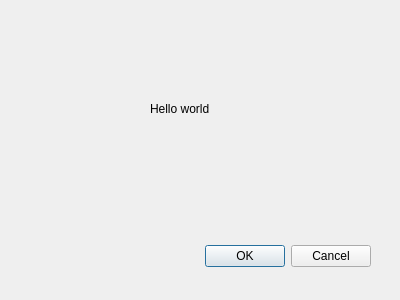
Old version of the form hiddenareadialog.ui in the repository betty2310/CongFung.
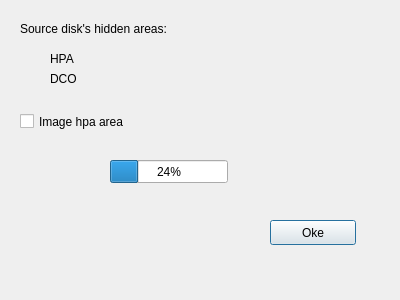
New version of the form.

Commit message: wip: hidden disk area

Diff of the .ui file:
```diff
--- a/hiddenareadialog.ui
+++ b/hiddenareadialog.ui
@@ -13,33 +13,111 @@
   <property name="windowTitle">
    <string>Dialog</string>
   </property>
-  <widget class="QDialogButtonBox" name="buttonBox">
-   <property name="geometry">
-    <rect>
-     <x>30</x>
-     <y>240</y>
-     <width>341</width>
-     <height>32</height>
-    </rect>
-   </property>
-   <property name="orientation">
-    <enum>Qt::Orientation::Horizontal</enum>
-   </property>
-   <property name="standardButtons">
-    <set>QDialogButtonBox::StandardButton::Cancel|QDialogButtonBox::StandardButton::Ok</set>
-   </property>
-  </widget>
   <widget class="QLabel" name="hdareaLabel">
    <property name="geometry">
     <rect>
-     <x>150</x>
-     <y>100</y>
-     <width>91</width>
+     <x>50</x>
+     <y>50</y>
+     <width>141</width>
      <height>17</height>
     </rect>
    </property>
    <property name="text">
-    <string>Hello world</string>
+    <string>HPA</string>
+   </property>
+  </widget>
+  <widget class="QLabel" name="dcoLabel">
+   <property name="geometry">
+    <rect>
+     <x>50</x>
+     <y>70</y>
+     <width>141</width>
+     <height>17</height>
+    </rect>
+   </property>
+   <property name="text">
+    <string>DCO</string>
+   </property>
+  </widget>
+  <widget class="QLabel" name="label">
+   <property name="geometry">
+    <rect>
+     <x>20</x>
+     <y>20</y>
+     <width>181</width>
+     <height>17</height>
+    </rect>
+   </property>
+   <property name="text">
+    <string>Source disk's hidden areas:</string>
+   </property>
+  </widget>
+  <widget class="QLabel" name="hpaSectorLb">
+   <property name="geometry">
+    <rect>
+     <x>130</x>
+     <y>50</y>
+     <width>161</width>
+     <height>17</height>
+    </rect>
+   </property>
+   <property name="text">
+    <string/>
+   </property>
+  </widget>
+  <widget class="QLabel" name="dcoSectorLb">
+   <property name="geometry">
+    <rect>
+     <x>130</x>
+     <y>70</y>
+     <width>161</width>
+     <height>17</height>
+    </rect>
+   </property>
+   <property name="text">
+    <string/>
+   </property>
+  </widget>
+  <widget class="QCheckBox" name="imageHpaCheckbox">
+   <property name="geometry">
+    <rect>
+     <x>20</x>
+     <y>110</y>
+     <width>131</width>
+     <height>23</height>
+    </rect>
+   </property>
+   <property name="text">
+    <string>Image hpa area</string>
+   </property>
+  </widget>
+  <widget class="QProgressBar" name="rmHpaProgressBar">
+   <property name="geometry">
+    <rect>
+     <x>110</x>
+     <y>160</y>
+     <width>118</width>
+     <height>23</height>
+    </rect>
+   </property>
+   <property name="value">
+    <number>24</number>
+   </property>
+   <property name="textVisible">
+    <bool>true</bool>
+   </property>
+  </widget>
+  <widget class="QPushButton" name="okeButton">
+   <property name="geometry">
+    <rect>
+     <x>270</x>
+     <y>220</y>
+     <width>86</width>
+     <height>25</height>
+    </rect>
+   </property>
+   <property name="text">
+    <string>Oke</string>
    </property>
   </widget>
  </widget>
```
Left out of the diff: 35 changed lines with no effect on the pictures. The commit also changes 8 other files.
